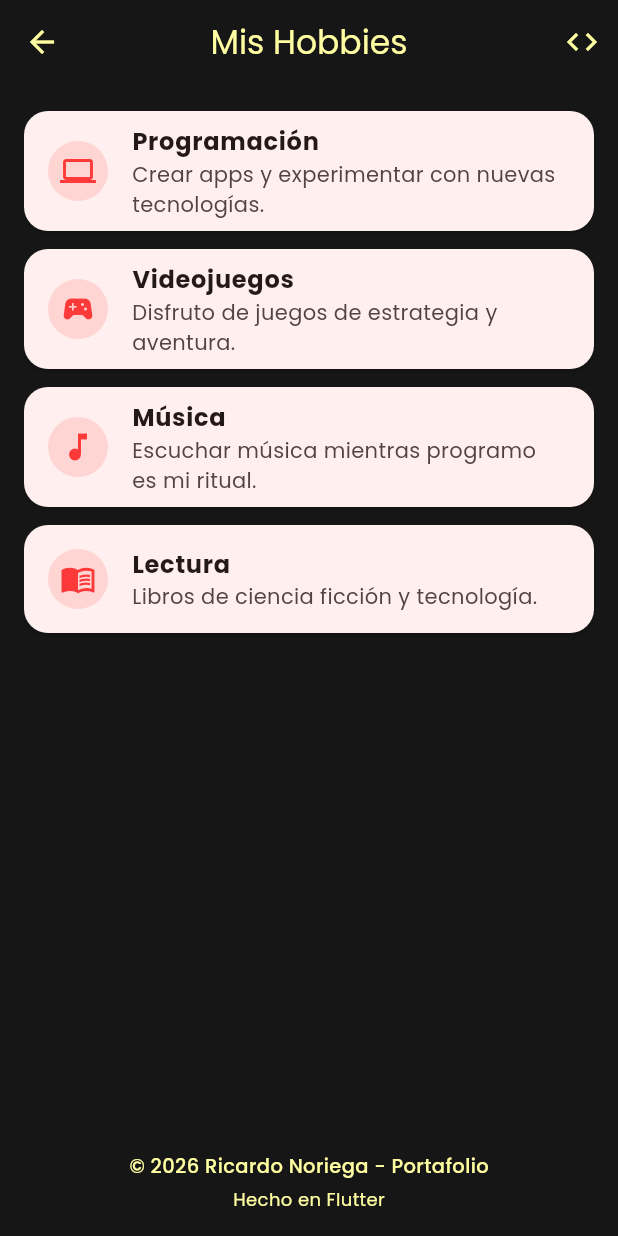
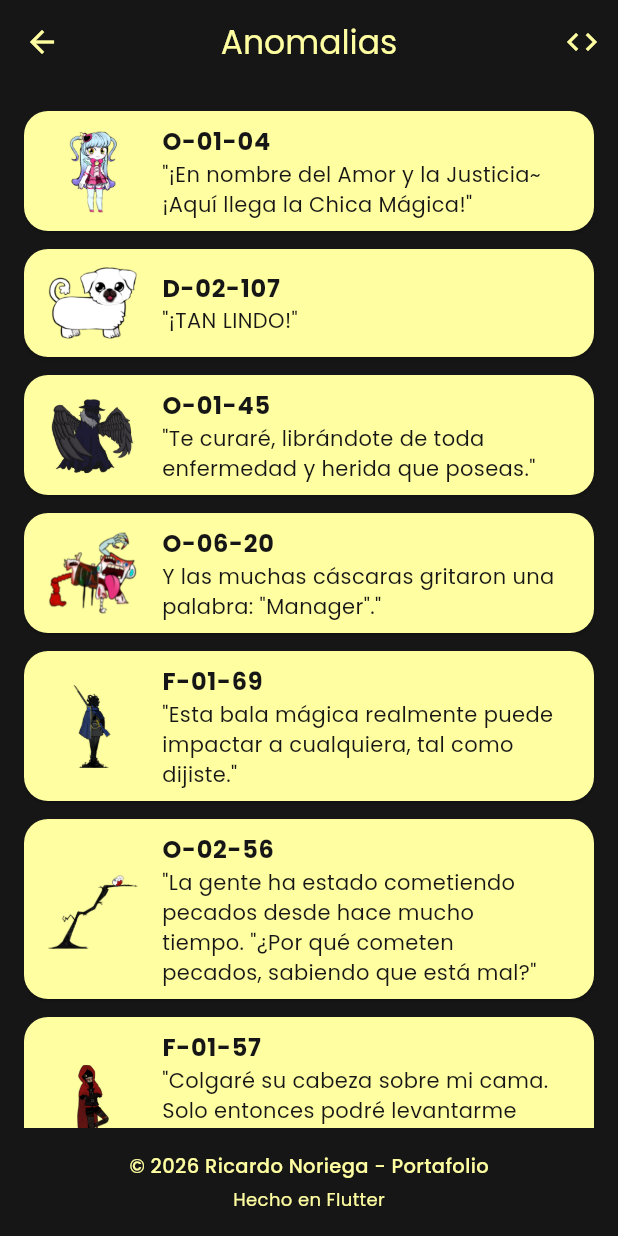
Before and after one commit to SalvVaged/portafolio_personal, a Flutter app: the screen it shows after launch, after a tap on "Anomalias", on a phone screen of 412 x 824 dp. Run offline on Flutter 3.47's test engine with Material 3 defaults, Android fonts, the phone set to English and light mode, and no system bars; our stand-ins replace google_fonts, material_ui.

Commit message:
Creacion del resto de pantallas pero aun no estan llenas, excepto por Abno.

```diff
--- a/lib/models/proyect_model.dart
+++ b/lib/models/proyect_model.dart
@@ -31,3 +31,17 @@ class SectionModel {
     required this.onTap,
   });
 }
+
+class AbnoModel {
+  final String title;
+  final String description;
+  final IconData? icon;
+  final String? iconAsset;
+
+  const AbnoModel({
+    required this.title,
+    required this.description,
+    this.icon,
+    this.iconAsset,
+  });
+}
--- a/lib/routes/app_routes.dart
+++ b/lib/routes/app_routes.dart
@@ -10,16 +10,16 @@ class AppRoutes {
   static const String home = '/';
   static const String aboutus = '/about-us';
   static const String risk = '/risk';
-  static const String comentarios = '/comentarios';
-  static const String contacto = '/contacto';
+  static const String comments = '/comments';
+  static const String contact = '/contact';
   static const String abno = '/abno';
 
   static Map<String, WidgetBuilder> get rutas => {
         home: (_) => const HomeScreen(),
         aboutus: (_) => const AboutUsScreen(),
         risk: (_) => const RiskScreen(),
-        comentarios: (_) => const CommentsScreen(),
-        contacto: (_) => const ContactScreen(),
+        comments: (_) => const CommentsScreen(),
+        contact: (_) => const ContactScreen(),
         abno: (_) => const AbnoScreen(),
       };
 }
--- a/lib/screens/abno_screen.dart
+++ b/lib/screens/abno_screen.dart
@@ -6,63 +6,106 @@ import '../widgets/footer_scroll_view.dart';
 class AbnoScreen extends StatelessWidget {
   const AbnoScreen({super.key});
 
-  static const List<RiskModel> _hobbies = [
-    RiskModel(
-      title: 'Programación',
-      description: 'Crear apps y experimentar con nuevas tecnologías.',
-      icon: Icons.computer,
-      titleColor: Color(0xFFfef900)
+  static const List<AbnoModel> _abno = [
+    AbnoModel(
+      title: 'O-01-04', //Queen of Hatred
+      description:'"¡En nombre del Amor y la Justicia~ ¡Aquí llega la Chica Mágica!"',
+      iconAsset: 'assets/images/QoH.webp',
     ),
-    RiskModel(
-      title: 'Videojuegos',
-      description: 'Disfruto de juegos de estrategia y aventura.',
-      icon: Icons.sports_esports,
-      titleColor: Color(0xFFfef900)
+    AbnoModel(
+      title: 'D-02-107', //Ppodae
+      description: '"¡TAN LINDO!"',
+      iconAsset: 'assets/images/Ppodae.webp',
     ),
-    RiskModel(
-      title: 'Música',
-      description: 'Escuchar música mientras programo es mi ritual.',
-      icon: Icons.music_note,
-      titleColor: Color(0xFFfef900)
+    AbnoModel(
+      title: 'O-01-45', //Plague Doctor
+      description: '"Te curaré, librándote de toda enfermedad y herida que poseas."',
+      iconAsset: 'assets/images/Plague.webp',
     ),
-    RiskModel(
-      title: 'Lectura',
-      description: 'Libros de ciencia ficción y tecnología.',
-      icon: Icons.menu_book,
-      titleColor: Color(0xFFfef900)
+    AbnoModel(
+      title: 'O-06-20', //Nothing There
+      description: 'Y las muchas cáscaras gritaron una palabra: "Manager"."',
+      iconAsset: 'assets/images/Nothing_There.webp',
+    ),
+    AbnoModel(
+      title: 'F-01-69', //Der Freischütz
+      description: '"Esta bala mágica realmente puede impactar a cualquiera, tal como dijiste."',
+      iconAsset: 'assets/images/Magic_Bullet.webp',
+    ),
+    AbnoModel(
+      title: 'O-02-56', //Punishing Bird
+      description: '"La gente ha estado cometiendo pecados desde hace mucho tiempo. "¿Por qué cometen pecados, sabiendo que está mal?"',
+      iconAsset: 'assets/images/PunishingBird.webp',
+    ),
+    AbnoModel(
+      title: 'F-01-57', //Red Hooded Mercenary
+      description: '"Colgaré su cabeza sobre mi cama. Solo entonces podré levantarme por la mañana sin tener una pesadilla."',
+      iconAsset: 'assets/images/Red.webp',
+    ),
+    AbnoModel(
+      title: 'O-03-03', //100 sins
+      description: '"¿Es malo si una mala acción puede lograr cientos de buenas acciones? ¿Tienes que sentirte culpable por tener un poder para hacer el bien?"',
+      iconAsset: 'assets/images/OneSin.webp',
     ),
   ];
 
   @override
   Widget build(BuildContext context) {
     return Scaffold(
-      appBar: const CustomAppBar(titulo: 'Mis Hobbies'),
+      appBar: const CustomAppBar(titulo: 'Anomalias'),
       body: FooterScrollView(
         slivers: [
           SliverToBoxAdapter(
             child: Column(
               children: [
-            const SizedBox(height: 12),
-            ..._hobbies.map((h) => Card(
-                  margin:
-                      const EdgeInsets.symmetric(horizontal: 16, vertical: 6),
-                  shape: RoundedRectangleBorder(
-                      borderRadius: BorderRadius.circular(16)),
-                  child: ListTile(
-                    leading: CircleAvatar(
-                      backgroundColor: Theme.of(context)
-                          .colorScheme
-                          .primary
-                          .withValues(alpha: 0.15),
-                      child: Icon(h.icon,
-                          color: Theme.of(context).colorScheme.primary),
+                const SizedBox(height: 12),
+                ..._abno.map(
+                  (h) => Card(
+                    color: Theme.of(context).colorScheme.secondary,
+                    margin: const EdgeInsets.symmetric(
+                      horizontal: 16,
+                      vertical: 6,
                     ),
-                    title: Text(h.title,
-                        style: const TextStyle(fontWeight: FontWeight.bold)),
-                    subtitle: Text(h.description),
+                    shape: RoundedRectangleBorder(
+                      borderRadius: BorderRadius.circular(16),
+                    ),
+                    child: ListTile(
+                      leading: h.iconAsset != null
+                          ? Image.asset(h.iconAsset!, width: 60, height: 60,  fit: BoxFit.contain,
+                            )
+                          : CircleAvatar(
+                              backgroundColor: Theme.of(context).colorScheme.surface
+                                  .withValues(alpha: 0.15),
+                              child: Icon(
+                                h.icon,
+                                color: Theme.of(context).colorScheme.primary,
+                              ),
+                            ),
+                      title: Text(
+                        h.title,
+                        style: TextStyle(
+                          color: Theme.of(context).colorScheme.surface,
+                          fontWeight: FontWeight.bold,
+                        ),
+                      ),
+                      subtitle: Text(h.description,
+                      style: TextStyle(
+                        color: Theme.of(context).colorScheme.surface,
+                    ),
                   ),
-                )),
-            const SizedBox(height: 16),
+                ),
+                  ),
+                ),
+                Row(
+                mainAxisSize: MainAxisSize.min,
+                children: [
+                  Text('1', style: TextStyle(color: Theme.of(context).colorScheme.secondary), //No se supone que funcione es una interpretación
+                  ),
+                  const SizedBox(width: 8),
+                  Icon(Icons.arrow_forward, color: Theme.of(context).colorScheme.secondary),
+                ],
+                  ),
+                const SizedBox(height: 16),
               ],
             ),
           ),
--- /dev/null
+++ b/lib/screens/employees.dart
@@ -0,0 +1,116 @@
+import 'package:material_ui/material_ui.dart';
+import '../models/proyect_model.dart';
+import '../widgets/custom_app_bar.dart';
+import '../widgets/footer_scroll_view.dart';
+
+class AbnoScreen extends StatelessWidget {
+  const AbnoScreen({super.key});
+
+  static const List<AbnoModel> _abno = [
+    AbnoModel(
+      title: 'O-01-04', //Queen of Hatred
+      description:'"¡En nombre del Amor y la Justicia~ ¡Aquí llega la Chica Mágica!"',
+      iconAsset: 'assets/images/QoH.webp',
+    ),
+    AbnoModel(
+      title: 'D-02-107', //Ppodae
+      description: '"¡TAN LINDO!"',
+      iconAsset: 'assets/images/Ppodae.webp',
+    ),
+    AbnoModel(
+      title: 'O-01-45', //Plague Doctor
+      description: '"Te curaré, librándote de toda enfermedad y herida que poseas."',
+      iconAsset: 'assets/images/Plague.webp',
+    ),
+    AbnoModel(
+      title: 'O-06-20', //Nothing There
+      description: 'Y las muchas cáscaras gritaron una palabra: "Manager"."',
+      iconAsset: 'assets/images/Nothing_There.webp',
+    ),
+    AbnoModel(
+      title: 'F-01-69', //Der Freischütz
+      description: '"Esta bala mágica realmente puede impactar a cualquiera, tal como dijiste."',
+      iconAsset: 'assets/images/Magic_Bullet.webp',
+    ),
+    AbnoModel(
+      title: 'O-02-56', //Punishing Bird
+      description: '"La gente ha estado cometiendo pecados desde hace mucho tiempo. "¿Por qué cometen pecados, sabiendo que está mal?"',
+      iconAsset: 'assets/images/PunishingBird.webp',
+    ),
+    AbnoModel(
+      title: 'F-01-57', //Red Hooded Mercenary
+      description: '"Colgaré su cabeza sobre mi cama. Solo entonces podré levantarme por la mañana sin tener una pesadilla."',
+      iconAsset: 'assets/images/Red.webp',
+    ),
+    AbnoModel(
+      title: 'O-03-03', //100 sins
+      description: '"¿Es malo si una mala acción puede lograr cientos de buenas acciones? ¿Tienes que sentirte culpable por tener un poder para hacer el bien?"',
+      iconAsset: 'assets/images/OneSin.webp',
+    ),
+  ];
+
+  @override
+  Widget build(BuildContext context) {
+    return Scaffold(
+      appBar: const CustomAppBar(titulo: 'Anomalias'),
+      body: FooterScrollView(
+        slivers: [
+          SliverToBoxAdapter(
+            child: Column(
+              children: [
+                const SizedBox(height: 12),
+                ..._abno.map(
+                  (h) => Card(
+                    color: Theme.of(context).colorScheme.secondary,
+                    margin: const EdgeInsets.symmetric(
+                      horizontal: 16,
+                      vertical: 6,
+                    ),
+                    shape: RoundedRectangleBorder(
+                      borderRadius: BorderRadius.circular(16),
+                    ),
+                    child: ListTile(
+                      leading: h.iconAsset != null
+                          ? Image.asset(h.iconAsset!, width: 60, height: 60,  fit: BoxFit.contain,
+                            )
+                          : CircleAvatar(
+                              backgroundColor: Theme.of(context).colorScheme.surface
+                                  .withValues(alpha: 0.15),
+                              child: Icon(
+                                h.icon,
+                                color: Theme.of(context).colorScheme.primary,
+                              ),
+                            ),
+                      title: Text(
+                        h.title,
+                        style: TextStyle(
+                          color: Theme.of(context).colorScheme.surface,
+                          fontWeight: FontWeight.bold,
+                        ),
+                      ),
+                      subtitle: Text(h.description,
+                      style: TextStyle(
+                        color: Theme.of(context).colorScheme.surface,
+                    ),
+                  ),
+                ),
+                  ),
+                ),
+                Row(
+                mainAxisSize: MainAxisSize.min,
+                children: [
+                  Text('1', style: TextStyle(color: Theme.of(context).colorScheme.secondary), //No se supone que funcione es una interpretación
+                  ),
+                  const SizedBox(width: 8),
+                  Icon(Icons.arrow_forward, color: Theme.of(context).colorScheme.secondary),
+                ],
+                  ),
+                const SizedBox(height: 16),
+              ],
+            ),
+          ),
+        ],
+      ),
+    );
+  }
+}
--- /dev/null
+++ b/lib/screens/executives.dart
@@ -0,0 +1,131 @@
+import 'package:material_ui/material_ui.dart';
+import '../models/proyect_model.dart';
+import '../widgets/custom_app_bar.dart';
+import '../widgets/footer_scroll_view.dart';
+
+class AbnoScreen extends StatelessWidget {
+  const AbnoScreen({super.key});
+
+  static const List<AbnoModel> _abno = [
+    AbnoModel(
+      title: 'X', //Ayin
+      description:'Manager de la sede principal de L. Corp',
+      iconAsset: 'assets/images/QoH.webp',
+    ),
+    AbnoModel(
+      title: 'Angela',
+      description: 'Secretaria de X',
+      iconAsset: 'assets/images/Ppodae.webp',
+    ),
+    AbnoModel(
+      title: 'Malkuth',
+      description: 'Sephirah encargada del departamento de Control',
+      iconAsset: 'assets/images/Plague.webp',
+    ),
+    AbnoModel(
+      title: 'Hod',
+      description: 'Y las muchas cáscaras gritaron una palabra: "Manager"."',
+      iconAsset: 'assets/images/Nothing_There.webp',
+    ),
+    AbnoModel(
+      title: 'Netzach',
+      description: 'Y las muchas cáscaras gritaron una palabra: "Manager"."',
+      iconAsset: 'assets/images/Nothing_There.webp',
+    ),
+    AbnoModel(
+      title: 'Tiphereh A',
+      description: 'Y las muchas cáscaras gritaron una palabra: "Manager"."',
+      iconAsset: 'assets/images/Nothing_There.webp',
+    ),
+    AbnoModel(
+      title: 'Tiphereh B',
+      description: 'Y las muchas cáscaras gritaron una palabra: "Manager"."',
+      iconAsset: 'assets/images/Nothing_There.webp',
+    ),
+    AbnoModel(
+      title: 'Chesed',
+      description: '"Esta bala mágica realmente puede impactar a cualquiera, tal como dijiste."',
+      iconAsset: 'assets/images/Magic_Bullet.webp',
+    ),
+    AbnoModel(
+      title: 'Gebura',
+      description: '"La gente ha estado cometiendo pecados desde hace mucho tiempo. "¿Por qué cometen pecados, sabiendo que está mal?"',
+      iconAsset: 'assets/images/PunishingBird.webp',
+    ),
+    AbnoModel(
+      title: 'Hokma',
+      description: '"Colgaré su cabeza sobre mi cama. Solo entonces podré levantarme por la mañana sin tener una pesadilla."',
+      iconAsset: 'assets/images/Red.webp',
+    ),
+    AbnoModel(
+      title: 'Binah',
+      description: '"¿Es malo si una mala acción puede lograr cientos de buenas acciones? ¿Tienes que sentirte culpable por tener un poder para hacer el bien?"',
+      iconAsset: 'assets/images/OneSin.webp',
+    ),
+  ];
+
+  @override
+  Widget build(BuildContext context) {
+    return Scaffold(
+      appBar: const CustomAppBar(titulo: 'Anomalias'),
+      body: FooterScrollView(
+        slivers: [
+          SliverToBoxAdapter(
+            child: Column(
+              children: [
+                const SizedBox(height: 12),
+                ..._abno.map(
+                  (h) => Card(
+                    color: Theme.of(context).colorScheme.secondary,
+                    margin: const EdgeInsets.symmetric(
+                      horizontal: 16,
+                      vertical: 6,
+                    ),
+                    shape: RoundedRectangleBorder(
+                      borderRadius: BorderRadius.circular(16),
+                    ),
+                    child: ListTile(
+                      leading: h.iconAsset != null
+                          ? Image.asset(h.iconAsset!, width: 60, height: 60,  fit: BoxFit.contain,
+                            )
+                          : CircleAvatar(
+                              backgroundColor: Theme.of(context).colorScheme.surface
+                                  .withValues(alpha: 0.15),
+                              child: Icon(
+                                h.icon,
+                                color: Theme.of(context).colorScheme.primary,
+                              ),
+                            ),
+                      title: Text(
+                        h.title,
+                        style: TextStyle(
+                          color: Theme.of(context).colorScheme.surface,
+                          fontWeight: FontWeight.bold,
+                        ),
+                      ),
+                      subtitle: Text(h.description,
+                      style: TextStyle(
+                        color: Theme.of(context).colorScheme.surface,
+                    ),
+                  ),
+                ),
+                  ),
+                ),
+                Row(
+                mainAxisSize: MainAxisSize.min,
+                children: [
+                  Text('1', style: TextStyle(color: Theme.of(context).colorScheme.secondary), //No se supone que funcione es una interpretación
+                  ),
+                  const SizedBox(width: 8),
+                  Icon(Icons.arrow_forward, color: Theme.of(context).colorScheme.secondary),
+                ],
+                  ),
+                const SizedBox(height: 16),
+              ],
+            ),
+          ),
+        ],
+      ),
+    );
+  }
+}
--- a/lib/screens/home_screen.dart
+++ b/lib/screens/home_screen.dart
@@ -49,7 +49,7 @@ class HomeScreen extends StatelessWidget {
             const NavegationBarIcons(),
             const SizedBox(height: 16),
             SectionCard(
-              seccion: SectionModel(
+              section: SectionModel(
                 title: 'Sobre Nosotros',
                 subtitle: 'Conoce un poco más sobre L. Corp',
                 iconAsset: 'assets/images/Ayin2.png',
@@ -57,7 +57,7 @@ class HomeScreen extends StatelessWidget {
               ),
             ),
             SectionCard(
-              seccion: SectionModel(
+              section: SectionModel(
                 title: 'Niveles de anomalias',
                 subtitle: 'Categorización de energía y manejo operativo',
                 iconAsset: 'assets/images/Risk_Zayin.webp',
@@ -65,12 +65,12 @@ class HomeScreen extends StatelessWidget {
               ),
             ),
             SectionCard(
-              seccion: SectionModel(
+              section: SectionModel(
                 title: 'Comentarios',
                 subtitle:
                     'Lo que los previos empleados piensan del trabajo',
                 iconAsset: 'assets/images/Notes.png',
-                onTap: () => Navigator.pushNamed(context, AppRoutes.comentarios),
+                onTap: () => Navigator.pushNamed(context, AppRoutes.comments),
               ),
             ),
             const SizedBox(height: 16),
--- a/lib/widgets/custom_app_bar.dart
+++ b/lib/widgets/custom_app_bar.dart
@@ -24,7 +24,7 @@ class CustomAppBar extends StatelessWidget implements PreferredSizeWidget {
             tooltip: 'Firma del desarrollador',
             icon: const Icon(Icons.code),
             onPressed: () =>
-                Navigator.pushNamed(context, AppRoutes.contacto),
+                Navigator.pushNamed(context, AppRoutes.contact),
           ),
       ],
     );
--- a/lib/widgets/navegation_bar_icons.dart
+++ b/lib/widgets/navegation_bar_icons.dart
@@ -10,7 +10,7 @@ class NavegationBarIcons extends StatelessWidget {
     final items = [
       const _ItemNav.asset('assets/images/Risk_Aleph.webp', 'Anomalias', AppRoutes.abno),
       const _ItemNav.asset('assets/images/Angela.png', 'Ejecutivos', AppRoutes.risk),
-      const _ItemNav.asset('assets/images/BongBong.png', 'Empleados', AppRoutes.comentarios),
+      const _ItemNav.asset('assets/images/BongBong.png', 'Empleados', AppRoutes.comments),
     ];
 
     return Container(
--- a/lib/widgets/section_card.dart
+++ b/lib/widgets/section_card.dart
@@ -2,11 +2,11 @@ import 'package:material_ui/material_ui.dart';
 import '../models/proyect_model.dart';
 
 class SectionCard extends StatelessWidget {
-  final SectionModel seccion;
+  final SectionModel section;
 
   const SectionCard({
     super.key,
-    required this.seccion,
+    required this.section,
   });
 
   @override
@@ -20,12 +20,12 @@ class SectionCard extends StatelessWidget {
         contentPadding: const EdgeInsets.all(16),
         leading: CircleAvatar(
           backgroundColor: Theme.of(context).colorScheme.secondary.withValues(alpha: 0.35),
-          child: seccion.iconAsset != null
-              ?Image.asset(seccion.iconAsset!, width: 28, height: 28, fit: BoxFit.scaleDown)
-              :Icon(seccion.icon, color: Theme.of(context).colorScheme.secondary),
+          child: section.iconAsset != null
+              ?Image.asset(section.iconAsset!, width: 28, height: 28, fit: BoxFit.scaleDown)
+              :Icon(section.icon, color: Theme.of(context).colorScheme.secondary),
         ),
         title: Text(
-          seccion.title,
+          section.title,
           style: TextStyle(
             fontSize: 20,
             fontWeight: FontWeight.bold,
@@ -33,14 +33,14 @@ class SectionCard extends StatelessWidget {
           ),
         ),
         subtitle: Text(
-          seccion.subtitle,
+          section.subtitle,
           style: TextStyle(
             fontSize: 14,
             color: Theme.of(context).colorScheme.secondary,
           ),
         ),
         trailing: const Icon(Icons.arrow_forward_ios, size: 16),
-        onTap: seccion.onTap,
+        onTap: section.onTap,
       ),
     );
   }
```
Also changed, not shown: lib/screens/comments_screen.dart (+7 -7 lines), lib/screens/contact_screen.dart (+15 -19 lines), assets/images/Magic_Bullet.webp (added), assets/images/Nothing_There.webp (added), assets/images/OneSin.webp (added), assets/images/Plague.webp (added), assets/images/Ppodae.webp (added), assets/images/PunishingBird.webp (added), assets/images/QoH.webp (added), assets/images/Red.webp (added).
